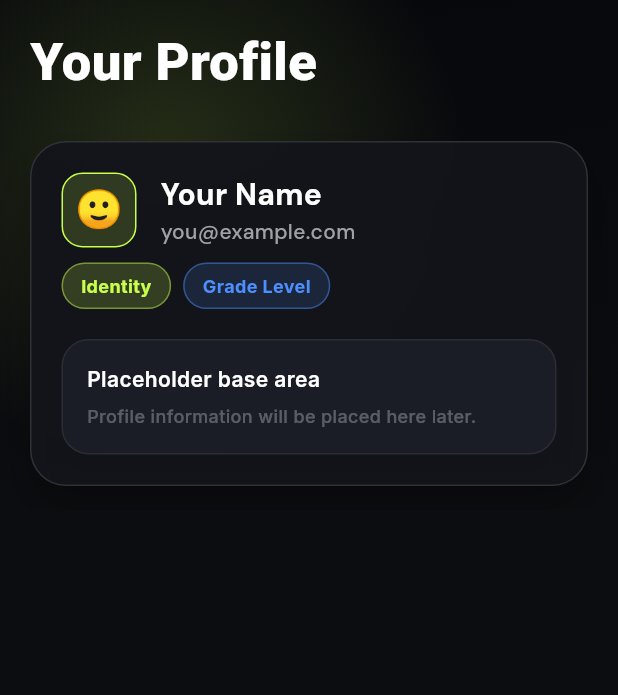
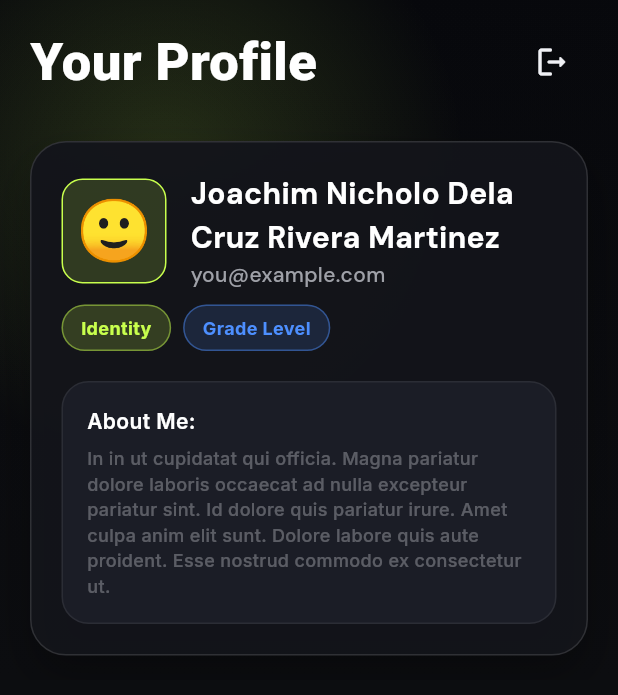
Before and after one commit to IKairuu/Project_Hakbang, a Flutter app: the ProfilePage screen opened directly, on a phone screen of 412 x 824 dp. Shown: the top 695 px of the screen. Run offline on Flutter 3.47's test engine with Material 3 defaults, Android fonts, the light colour scheme and no system bars; our stand-ins replace connectivity_plus, flutter_map, flutter_svg, geolocator, google_fonts, latlong2 and 2 more; missing offline and left inert: fading_edge_scrollview.

Commit message:
Add logout button

```diff
--- a/lib/pages/profile_page.dart
+++ b/lib/pages/profile_page.dart
@@ -3,6 +3,8 @@ import 'package:google_fonts/google_fonts.dart';
 import 'package:hakbang/design/app_colors.dart';
 import 'package:hakbang/design/background_design.dart';
 import 'package:hakbang/design/font_styles.dart';
+import 'package:hakbang/notifiers.dart';
+import 'package:hakbang/pages/login_page.dart';
 
 class ProfilePage extends StatelessWidget {
 	const ProfilePage({super.key});
@@ -69,6 +71,23 @@ class ProfilePage extends StatelessWidget {
 															],
 														),
 													),
+													IconButton(
+														onPressed: () {
+															token.value = null;
+															userCredentials.value = null;
+															navigationBarIndex.value = 0;
+															Navigator.pushAndRemoveUntil(
+																context,
+																MaterialPageRoute(
+																	builder: (context) => LoginPage(),
+																),
+																(route) => false,
+															);
+														},
+														icon: const Icon(Icons.logout_rounded),
+														color: AppColors.textPrimary,
+														tooltip: 'Log out',
+													),
 												],
 											),
 											const SizedBox(height: 28),
@@ -94,8 +113,8 @@ class ProfilePage extends StatelessWidget {
 															crossAxisAlignment: CrossAxisAlignment.center,
 															children: [
 																Container(
-																	width: 50,
-																	height: 50,
+																	width:70,
+																	height: 70,
 																	decoration: BoxDecoration(
 																		color: AppColors.accent.withValues(alpha: 0.16),
 																		borderRadius: BorderRadius.circular(14),
@@ -104,7 +123,7 @@ class ProfilePage extends StatelessWidget {
 																	child: const Center(
 																		child: Text(
 																			'🙂',
-																			style: TextStyle(fontSize: 25),
+																			style: TextStyle(fontSize: 40),
 																		),
 																	),
 																),
@@ -114,7 +133,7 @@ class ProfilePage extends StatelessWidget {
 																		crossAxisAlignment: CrossAxisAlignment.start,
 																		children: [
 																			Text(
-																				'Your Name',
+																				'Joachim Nicholo Dela Cruz Rivera Martinez ',
 																				style: FontStyles.previewName,
 																				),
 																			Text(
@@ -177,7 +196,7 @@ class ProfilePage extends StatelessWidget {
 																crossAxisAlignment: CrossAxisAlignment.start,
 																children: [
 																	Text(
-																		'Placeholder base area',
+																		'About Me:',
 																		style: GoogleFonts.inter(
 																			color: Colors.white,
 																			fontSize: 14,
@@ -186,7 +205,7 @@ class ProfilePage extends StatelessWidget {
 																	),
 																	const SizedBox(height: 6),
 																	Text(
-																		'Profile information will be placed here later.',
+																		'In in ut cupidatat qui officia. Magna pariatur dolore laboris occaecat ad nulla excepteur pariatur sint. Id dolore quis pariatur irure. Amet culpa anim elit sunt. Dolore labore quis aute proident. Esse nostrud commodo ex consectetur ut.',
 																		style: GoogleFonts.inter(
 																			color: AppColors.textMuted,
 																			fontSize: 12,
```
